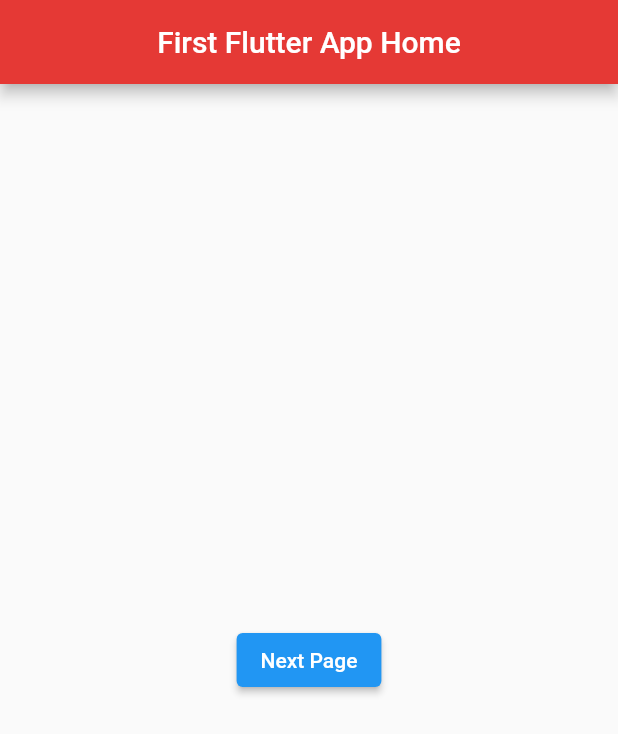
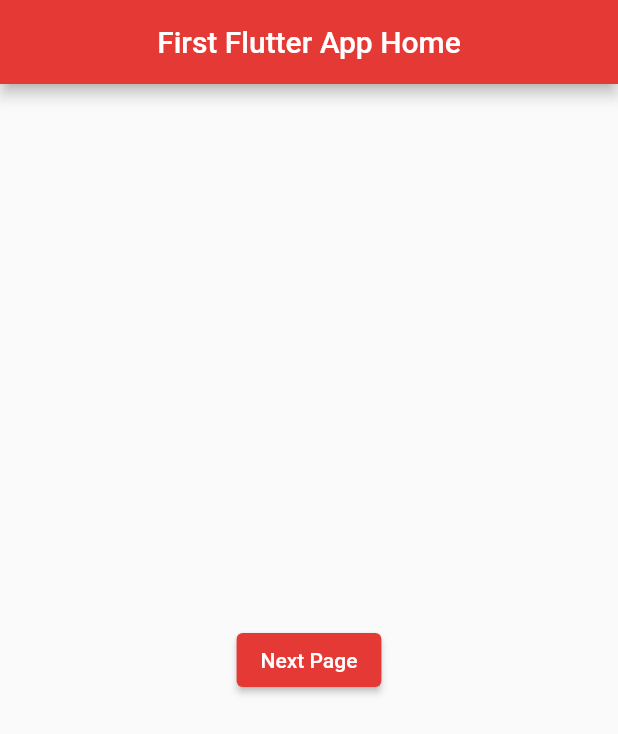
Before and after one commit to mu6-Abdullah/flutter_app_prototype, a Flutter app: the screen it shows after launch, on a phone screen of 412 x 824 dp. Shown: the top 734 px of the screen. Run offline on Flutter 3.47's test engine with Material 2 defaults, Android fonts, the phone set to English and light mode, and no system bars.

Commit message:
color change to home button

```diff
--- a/lib/main.dart
+++ b/lib/main.dart
@@ -18,6 +18,9 @@ class FirstRoute extends StatelessWidget{
       ),
       body: Center(
         child: ElevatedButton(
+          style: ButtonStyle(
+            backgroundColor: MaterialStateProperty.all<Color>(Colors.red[600])
+          ),
           child: Text('Next Page'),
           onPressed: () {
             Navigator.push(
```
